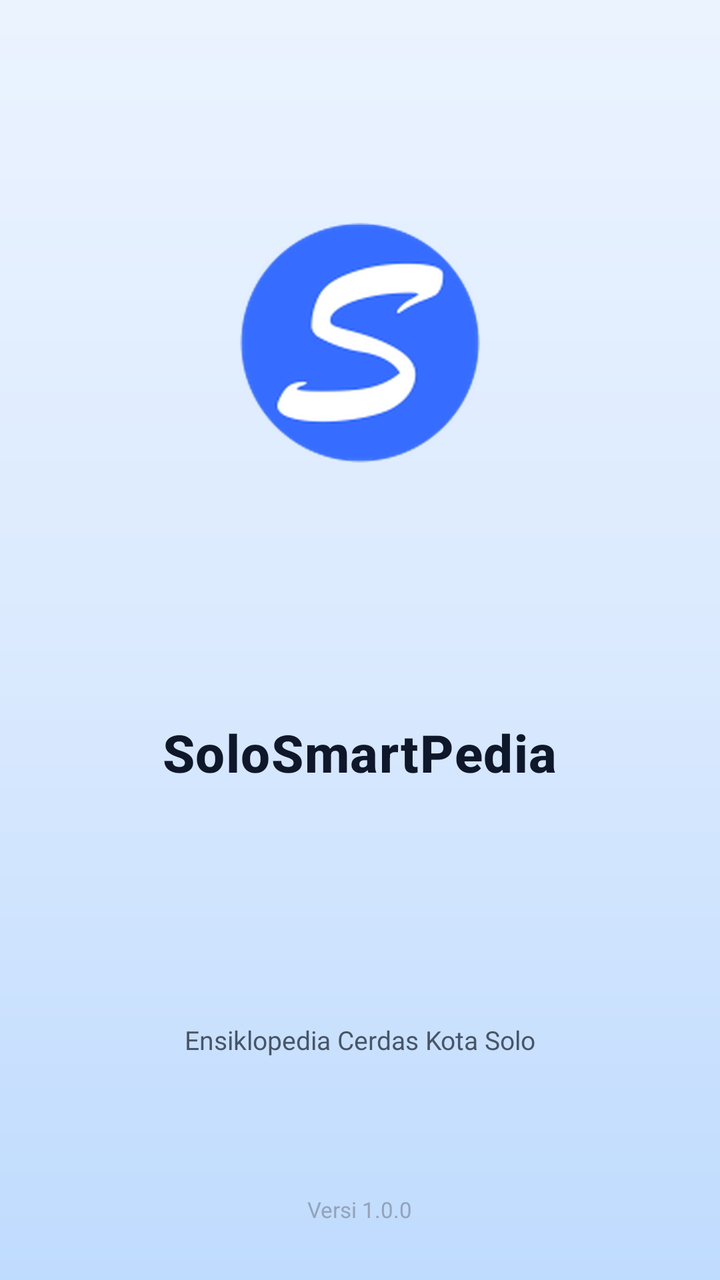
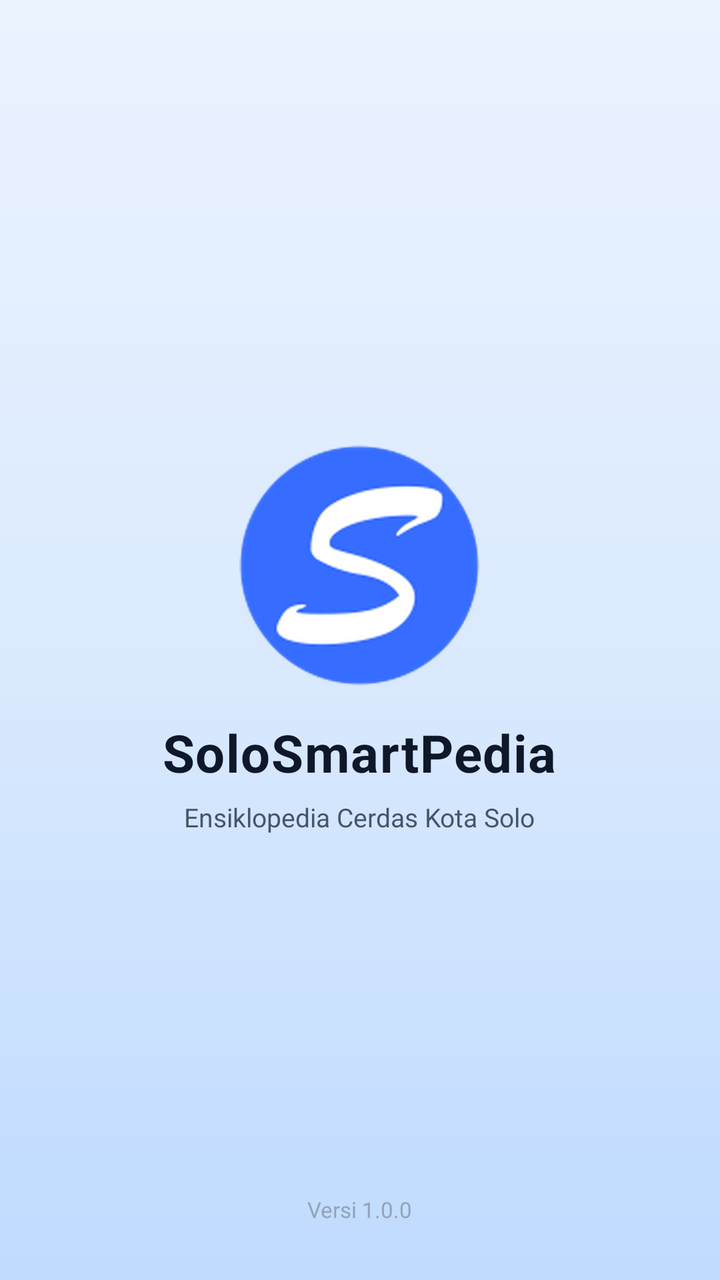

An Android layout rendered at two revisions. The XML below is the earlier revision; the diff shows what the commit changed to produce the second picture.
<!-- AndroidManifest.xml: activity theme Theme.SoloSmartPedia.Splash -->
<!-- res/layout/activity_splash.xml -->
<?xml version="1.0" encoding="utf-8"?>
<androidx.constraintlayout.widget.ConstraintLayout
    xmlns:android="http://schemas.android.com/apk/res/android"
    xmlns:app="http://schemas.android.com/apk/res-auto"
    android:layout_width="match_parent"
    android:layout_height="match_parent"
    android:background="@drawable/bg_splash_gradient">

    <ImageView
        android:id="@+id/ivLogo"
        android:layout_width="120dp"
        android:layout_height="120dp"
        android:src="@drawable/ic_logo"
        android:contentDescription="@string/app_name"
        app:layout_constraintTop_toTopOf="parent"
        app:layout_constraintBottom_toTopOf="@id/tvAppName"
        app:layout_constraintStart_toStartOf="parent"
        app:layout_constraintEnd_toEndOf="parent"
        app:layout_constraintVerticalChainStyle="packed"
        app:layout_constraintVerticalBias="0.38" />

    <TextView
        android:id="@+id/tvAppName"
        android:layout_width="wrap_content"
        android:layout_height="wrap_content"
        android:layout_marginTop="16dp"
        android:text="@string/app_name"
        android:textColor="@color/text_primary"
        android:textSize="26sp"
        android:textStyle="bold"
        android:fontFamily="sans-serif-medium"
        android:letterSpacing="0.02"
        app:layout_constraintTop_toBottomOf="@id/ivLogo"
        app:layout_constraintBottom_toTopOf="@id/tvTagline"
        app:layout_constraintStart_toStartOf="parent"
        app:layout_constraintEnd_toEndOf="parent" />

    <TextView
        android:id="@+id/tvTagline"
        android:layout_width="wrap_content"
        android:layout_height="wrap_content"
        android:layout_marginTop="6dp"
        android:text="@string/tagline"
        android:textColor="@color/text_secondary"
        android:textSize="13sp"
        app:layout_constraintTop_toBottomOf="@id/tvAppName"
        app:layout_constraintBottom_toBottomOf="parent"
        app:layout_constraintStart_toStartOf="parent"
        app:layout_constraintEnd_toEndOf="parent" />

    <TextView
        android:id="@+id/tvVersion"
        android:layout_width="wrap_content"
        android:layout_height="wrap_content"
        android:layout_marginBottom="28dp"
        android:text="@string/version"
        android:textColor="@color/text_hint"
        android:textSize="11sp"
        app:layout_constraintBottom_toBottomOf="parent"
        app:layout_constraintStart_toStartOf="parent"
        app:layout_constraintEnd_toEndOf="parent" />

</androidx.constraintlayout.widget.ConstraintLayout>
<!-- resources referenced by this layout -->
<resources>
  <color name="text_hint">#94A3B8</color>
  <color name="text_primary">#0F172A</color>
  <color name="text_secondary">#475569</color>
  <!-- drawable bg_splash_gradient (drawable) -->
  <?xml version="1.0" encoding="utf-8"?>
  <shape xmlns:android="http://schemas.android.com/apk/res/android">
      <gradient
          android:type="linear"
          android:angle="145"
          android:startColor="#EBF3FF"
          android:centerColor="#DBEAFE"
          android:endColor="#BFDBFE" />
  </shape>
  <!-- drawable ic_logo: png bitmap (drawable, 92620 bytes) -->
  <string name="app_name">SoloSmartPedia</string>
  <string name="tagline">Ensiklopedia Cerdas Kota Solo</string>
  <string name="version">Versi 1.0.0</string>
  <style name="Theme.SoloSmartPedia.Splash" parent="Theme.SoloSmartPedia">
          <item name="android:windowBackground">@drawable/bg_splash_gradient</item>
          <item name="android:statusBarColor">@color/gradient_start</item>
          <item name="android:navigationBarColor">@color/gradient_end</item>
          <item name="android:windowLightStatusBar">true</item>
      </style>
  <style name="Theme.SoloSmartPedia" parent="Theme.MaterialComponents.DayNight.NoActionBar">
          <item name="colorPrimary">@color/primary</item>
          <item name="colorPrimaryVariant">@color/primary_dark</item>
          <item name="colorOnPrimary">@color/white</item>
          <item name="colorSecondary">@color/accent</item>
          <item name="colorOnSecondary">@color/white</item>
          <item name="android:colorBackground">@color/background</item>
          <item name="android:statusBarColor">@color/status_bar_color</item>
          <item name="android:navigationBarColor">@color/status_bar_color</item>
          
      </style>
  <color name="gradient_start">#EBF3FF</color>
  <color name="gradient_end">#DBEAFE</color>
  <color name="primary">#2563EB</color>
  <color name="primary_dark">#1D4ED8</color>
  <color name="white">#FFFFFF</color>
  <color name="accent">#2563EB</color>
  <color name="background">#F0F6FF</color>
  <color name="status_bar_color">#EBF3FF</color>
</resources>

<!-- the commit's change to res/layout/activity_splash.xml (unified diff, before → after) -->
@@ -1,63 +1,55 @@
 <?xml version="1.0" encoding="utf-8"?>
-<androidx.constraintlayout.widget.ConstraintLayout
+<FrameLayout
     xmlns:android="http://schemas.android.com/apk/res/android"
-    xmlns:app="http://schemas.android.com/apk/res-auto"
     android:layout_width="match_parent"
     android:layout_height="match_parent"
     android:background="@drawable/bg_splash_gradient">
 
-    <ImageView
-        android:id="@+id/ivLogo"
-        android:layout_width="120dp"
-        android:layout_height="120dp"
-        android:src="@drawable/ic_logo"
-        android:contentDescription="@string/app_name"
-        app:layout_constraintTop_toTopOf="parent"
-        app:layout_constraintBottom_toTopOf="@id/tvAppName"
-        app:layout_constraintStart_toStartOf="parent"
-        app:layout_constraintEnd_toEndOf="parent"
-        app:layout_constraintVerticalChainStyle="packed"
-        app:layout_constraintVerticalBias="0.38" />
-
-    <TextView
-        android:id="@+id/tvAppName"
+    <LinearLayout
         android:layout_width="wrap_content"
         android:layout_height="wrap_content"
-        android:layout_marginTop="16dp"
-        android:text="@string/app_name"
-        android:textColor="@color/text_primary"
-        android:textSize="26sp"
-        android:textStyle="bold"
-        android:fontFamily="sans-serif-medium"
-        android:letterSpacing="0.02"
-        app:layout_constraintTop_toBottomOf="@id/ivLogo"
-        app:layout_constraintBottom_toTopOf="@id/tvTagline"
-        app:layout_constraintStart_toStartOf="parent"
-        app:layout_constraintEnd_toEndOf="parent" />
+        android:layout_gravity="center"
+        android:orientation="vertical"
+        android:gravity="center">
 
-    <TextView
-        android:id="@+id/tvTagline"
-        android:layout_width="wrap_content"
-        android:layout_height="wrap_content"
-        android:layout_marginTop="6dp"
-        android:text="@string/tagline"
-        android:textColor="@color/text_secondary"
-        android:textSize="13sp"
-        app:layout_constraintTop_toBottomOf="@id/tvAppName"
-        app:layout_constraintBottom_toBottomOf="parent"
-        app:layout_constraintStart_toStartOf="parent"
-        app:layout_constraintEnd_toEndOf="parent" />
+        <ImageView
+            android:id="@+id/ivLogo"
+            android:layout_width="120dp"
+            android:layout_height="120dp"
+            android:src="@drawable/ic_logo"
+            android:contentDescription="@string/app_name" />
+
+        <TextView
+            android:id="@+id/tvAppName"
+            android:layout_width="wrap_content"
+            android:layout_height="wrap_content"
+            android:layout_marginTop="16dp"
+            android:text="@string/app_name"
+            android:textColor="@color/text_primary"
+            android:textSize="26sp"
+            android:textStyle="bold"
+            android:letterSpacing="0.02" />
+
+        <TextView
+            android:id="@+id/tvTagline"
+            android:layout_width="wrap_content"
+            android:layout_height="wrap_content"
+            android:layout_marginTop="6dp"
+            android:text="@string/tagline"
+            android:textColor="@color/text_secondary"
+            android:textSize="13sp"
+            android:gravity="center" />
+
+    </LinearLayout>
 
     <TextView
         android:id="@+id/tvVersion"
         android:layout_width="wrap_content"
         android:layout_height="wrap_content"
+        android:layout_gravity="bottom|center_horizontal"
         android:layout_marginBottom="28dp"
         android:text="@string/version"
         android:textColor="@color/text_hint"
-        android:textSize="11sp"
-        app:layout_constraintBottom_toBottomOf="parent"
-        app:layout_constraintStart_toStartOf="parent"
-        app:layout_constraintEnd_toEndOf="parent" />
+        android:textSize="11sp" />
 
-</androidx.constraintlayout.widget.ConstraintLayout>
+</FrameLayout>
